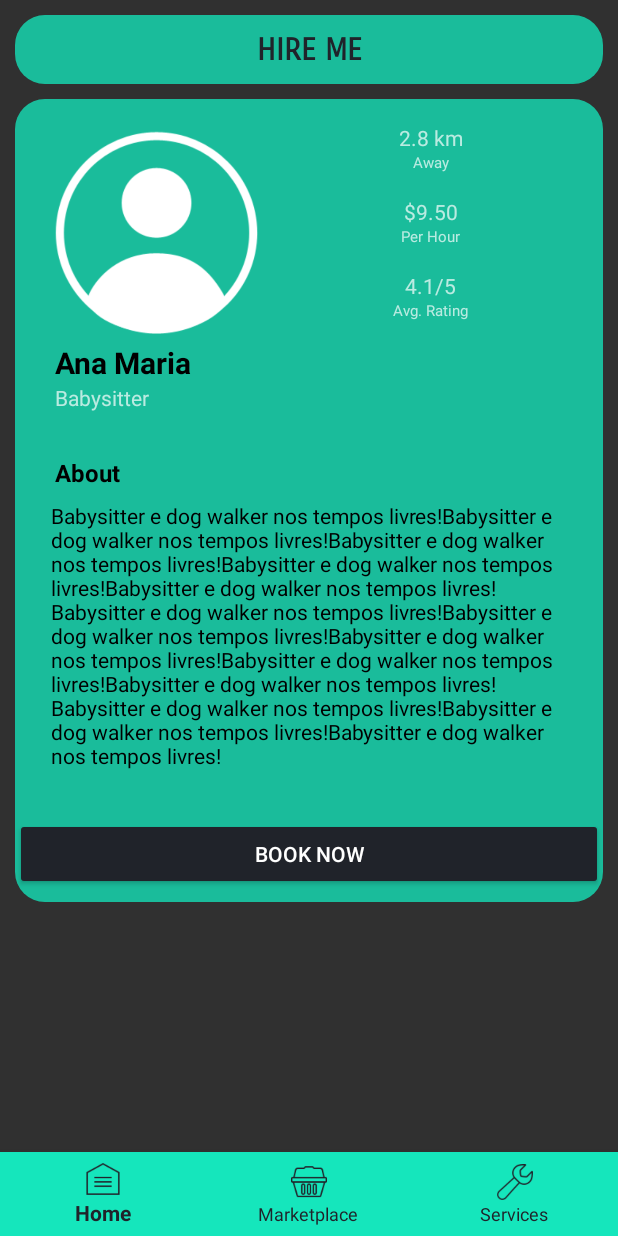
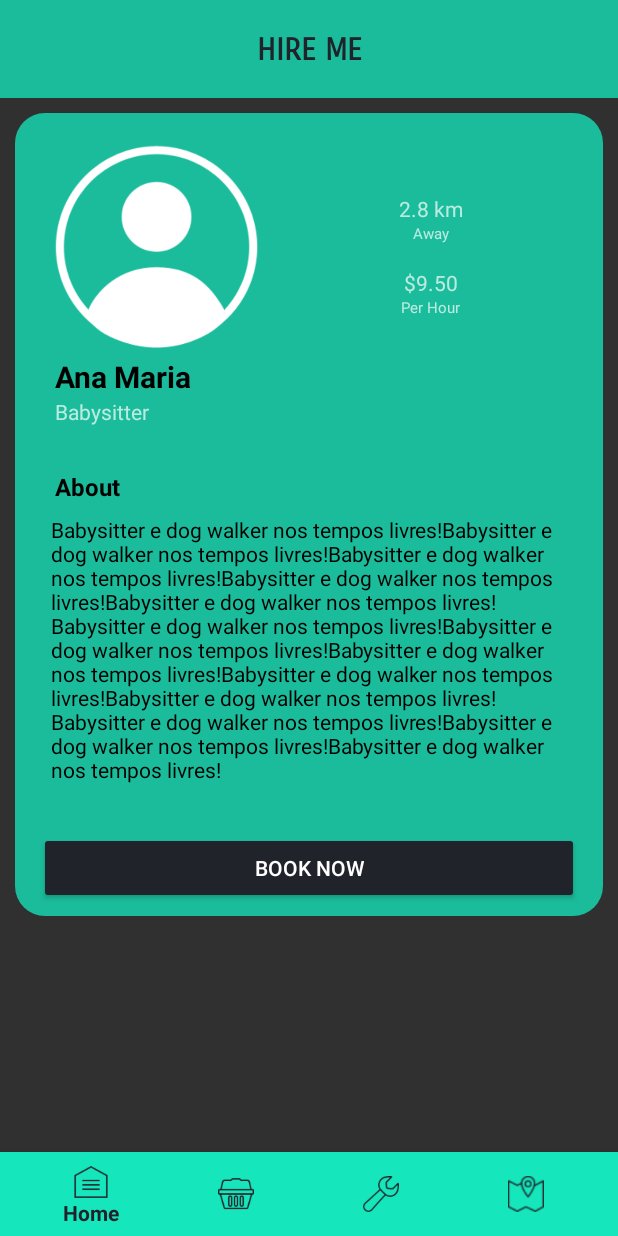
Before and after one commit to JGodinho111/Taskill, an Android app: the HireFragment screen opened through its navigation route, on a phone screen of 412 x 824 dp. Run offline under Robolectric (Android 15) with nearby library versions, the phone set to English and light mode, and no system bars; our stand-ins replace Firebase (no records; nobody signed in at launch, a user with empty details on screens opened directly), navigation-ui.

Commit message:
More Fixes

```diff
--- a/app/src/debug/res/values/google_maps_api.xml
+++ b/app/src/debug/res/values/google_maps_api.xml
@@ -20,5 +20,5 @@
     Once you have your key (it starts with "AIza"), replace the "google_maps_key"
     string in this file.
     -->
-    <string name="google_maps_key" templateMergeStrategy="preserve" translatable="false">AIzaSyBA77KpfQSDBgYhhcHPmuWj9B4NAVAsMHI</string>
+    <string name="google_maps_key" templateMergeStrategy="preserve" translatable="false">AIzaSyAGUNkOSSmaL7rSd7Bu3kV4e7gBnmUShSQ</string>
 </resources>
--- a/app/src/main/java/com/example/taskill/MapsFragment.java
+++ b/app/src/main/java/com/example/taskill/MapsFragment.java
@@ -45,8 +45,8 @@ public class MapsFragment extends Fragment {
         @Override
         public void onMapReady(GoogleMap googleMap) {
             LatLng sydney = new LatLng(-34, 151);
-            googleMap.addMarker(new MarkerOptions().position(sydney).title("Marker in Sydney"));
-            googleMap.moveCamera(CameraUpdateFactory.newLatLng(sydney));
+            //googleMap.addMarker(new MarkerOptions().position(sydney).title("Marker in Sydney"));
+            //googleMap.moveCamera(CameraUpdateFactory.newLatLng(sydney));
         }
     };
     private LocationManager locationManager;
@@ -115,7 +115,7 @@ public class MapsFragment extends Fragment {
                             public void onMapReady(@NonNull GoogleMap googleMap) {
                                 LatLng latLng = new LatLng(location.getLatitude(), location.getLongitude());
                                 MarkerOptions options = new MarkerOptions().position(latLng).title("User Location");
-                                googleMap.animateCamera(CameraUpdateFactory.newLatLngZoom(latLng, 10));
+                                googleMap.animateCamera(CameraUpdateFactory.newLatLngZoom(latLng, 24.0f));
                                 googleMap.addMarker(options);
                             }
                         });
--- a/app/src/main/res/layout/fragment_hire.xml
+++ b/app/src/main/res/layout/fragment_hire.xml
@@ -18,11 +18,8 @@
         <androidx.constraintlayout.widget.ConstraintLayout
             android:id="@+id/constraintLayoutHireBar"
             android:layout_width="match_parent"
-            android:layout_height="46dp"
-            android:layout_marginStart="10dp"
-            android:layout_marginTop="10dp"
-            android:layout_marginEnd="10dp"
-            android:background="@drawable/roundcorner"
+            android:layout_height="65dp"
+            android:background="@color/taskill_main_color"
             app:layout_constraintEnd_toEndOf="parent"
             app:layout_constraintStart_toStartOf="parent"
             app:layout_constraintTop_toTopOf="parent">
@@ -109,7 +106,9 @@
                 android:id="@+id/buttonBooking"
                 android:layout_width="0dp"
                 android:layout_height="wrap_content"
+                android:layout_marginStart="16dp"
                 android:layout_marginTop="32dp"
+                android:layout_marginEnd="16dp"
                 android:layout_marginBottom="8dp"
                 android:backgroundTint="#20232A"
                 android:ems="17"
@@ -124,6 +123,7 @@
                 android:id="@+id/textViewHireDistance"
                 android:layout_width="wrap_content"
                 android:layout_height="wrap_content"
+                android:layout_marginTop="38dp"
                 android:text="2.8 km"
                 app:layout_constraintEnd_toEndOf="parent"
                 app:layout_constraintStart_toEndOf="@+id/aboutusperson"
@@ -138,16 +138,6 @@
                 app:layout_constraintEnd_toEndOf="parent"
                 app:layout_constraintStart_toEndOf="@+id/aboutusperson"
                 app:layout_constraintTop_toBottomOf="@+id/textViewHireAway" />
-
-            <TextView
-                android:id="@+id/textViewHireRating"
-                android:layout_width="wrap_content"
-                android:layout_height="wrap_content"
-                android:layout_marginTop="16dp"
-                android:text="4.1/5"
-                app:layout_constraintEnd_toEndOf="parent"
-                app:layout_constraintStart_toEndOf="@+id/aboutusperson"
-                app:layout_constraintTop_toBottomOf="@+id/textViewHireHour" />
 
             <TextView
                 android:id="@+id/textViewHireAway"
@@ -170,16 +160,6 @@
                 app:layout_constraintTop_toBottomOf="@+id/textViewHirePrice" />
 
             <TextView
-                android:id="@+id/textViewHireAvgRating"
-                android:layout_width="wrap_content"
-                android:layout_height="wrap_content"
-                android:text="Avg. Rating"
-                android:textSize="10sp"
-                app:layout_constraintEnd_toEndOf="parent"
-                app:layout_constraintStart_toEndOf="@+id/aboutusperson"
-                app:layout_constraintTop_toBottomOf="@+id/textViewHireRating" />
-
-            <TextView
                 android:id="@+id/textViewHireService"
                 android:layout_width="wrap_content"
                 android:layout_height="wrap_content"
--- a/app/src/main/res/menu/bottom_nav_menu.xml
+++ b/app/src/main/res/menu/bottom_nav_menu.xml
@@ -17,6 +17,11 @@
         android:icon="@drawable/icons8_support_50"
         android:title="@string/title_services" />
 
+    <item
+        android:id="@+id/navigation_maps"
+        android:icon="@drawable/icons8___map_marker___50"
+        android:title="@string/title_map" />
+
 
 
 <!--    <item-->
--- a/app/src/main/res/values/strings.xml
+++ b/app/src/main/res/values/strings.xml
@@ -161,6 +161,7 @@
     <string name="tab_text_1">Tab 1</string>
     <string name="tab_text_2">Tab 2</string>
     <string name="home">Home</string>
+    <string name="title_map">Map</string>
     >>>>>>> booking
 
 </resources>
```
Also changed, not shown: app/src/main/java/com/example/taskill/ui/ServicesModelAdapter.java (+1 -16 lines), app/src/main/res/drawable/icons8___map_marker___50.png (added).
